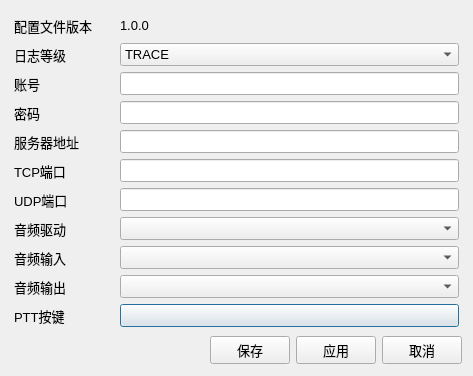
Qt form src/ui/form/config_window.ui (supermastergui/AudioClient) before a commit.
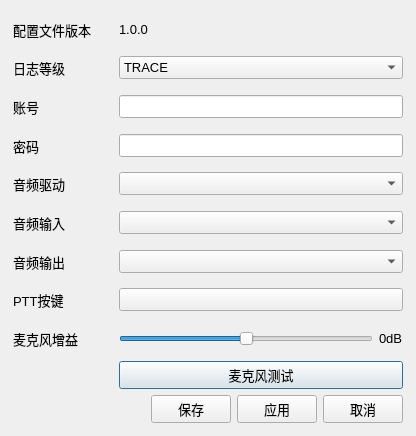
The same form after that commit. Icons and pictures are not drawn. Custom widgets are drawn as their Qt base class.

Commit message: feat: 添加麦克风增益调节和音频设备测试功能

The edit to the form file:
```diff
--- a/src/ui/form/config_window.ui
+++ b/src/ui/form/config_window.ui
@@ -6,8 +6,8 @@
    <rect>
     <x>0</x>
     <y>0</y>
-    <width>449</width>
-    <height>376</height>
+    <width>416</width>
+    <height>436</height>
    </rect>
   </property>
   <property name="minimumSize">
@@ -30,34 +30,43 @@
     <normaloff>:/icon/logo</normaloff>:/icon/logo</iconset>
   </property>
   <layout class="QGridLayout" name="gridLayout_2">
-   <item row="6" column="0" colspan="3">
-    <layout class="QGridLayout" name="layout_form">
      <property name="leftMargin">
-      <number>3</number>
+    <number>4</number>
      </property>
      <property name="topMargin">
-      <number>3</number>
+    <number>4</number>
      </property>
      <property name="rightMargin">
-      <number>3</number>
+    <number>4</number>
      </property>
      <property name="bottomMargin">
-      <number>3</number>
-     </property>
-     <item row="9" column="1" colspan="2">
-      <widget class="QComboBox" name="combo_box_audio_output">
-       <property name="sizePolicy">
-        <sizepolicy hsizetype="Preferred" vsizetype="Fixed">
-         <horstretch>0</horstretch>
-         <verstretch>0</verstretch>
-        </sizepolicy>
-       </property>
-      </widget>
-     </item>
-     <item row="6" column="0">
-      <widget class="QLabel" name="label_udp_port">
+    <number>4</number>
+   </property>
+   <property name="spacing">
+    <number>0</number>
+   </property>
+   <item row="0" column="0">
+    <widget class="QWidget" name="config_widget" native="true">
+     <layout class="QGridLayout" name="gridLayout">
+      <property name="leftMargin">
+       <number>9</number>
+      </property>
+      <property name="topMargin">
+       <number>9</number>
+      </property>
+      <property name="rightMargin">
+       <number>9</number>
+      </property>
+      <property name="bottomMargin">
+       <number>9</number>
+      </property>
+      <property name="spacing">
+       <number>6</number>
+      </property>
+      <item row="5" column="0">
+       <widget class="QLabel" name="label_audio_driver">
        <property name="sizePolicy">
-        <sizepolicy hsizetype="Fixed" vsizetype="Preferred">
+         <sizepolicy hsizetype="Fixed" vsizetype="Expanding">
          <horstretch>0</horstretch>
          <verstretch>0</verstretch>
         </sizepolicy>
@@ -65,25 +74,22 @@
        <property name="minimumSize">
         <size>
          <width>100</width>
-         <height>0</height>
+          <height>32</height>
         </size>
        </property>
        <property name="text">
-        <string>UDP端口</string>
+         <string>音频驱动</string>
        </property>
       </widget>
      </item>
-     <item row="4" column="1" colspan="2">
-      <widget class="QLineEdit" name="line_edit_server_address">
-       <property name="sizePolicy">
-        <sizepolicy hsizetype="Preferred" vsizetype="Fixed">
-         <horstretch>0</horstretch>
-         <verstretch>0</verstretch>
-        </sizepolicy>
+      <item row="11" column="1">
+       <widget class="SelectedButton" name="button_test">
+        <property name="text">
+         <string>麦克风测试</string>
        </property>
       </widget>
      </item>
-     <item row="7" column="1" colspan="2">
+      <item row="5" column="1">
       <widget class="QComboBox" name="combo_box_audio_driver">
        <property name="sizePolicy">
         <sizepolicy hsizetype="Preferred" vsizetype="Fixed">
@@ -93,17 +99,7 @@
        </property>
       </widget>
      </item>
-     <item row="6" column="1" colspan="2">
-      <widget class="QLineEdit" name="line_edit_udp_port">
-       <property name="sizePolicy">
-        <sizepolicy hsizetype="Preferred" vsizetype="Fixed">
-         <horstretch>0</horstretch>
-         <verstretch>0</verstretch>
-        </sizepolicy>
-       </property>
-      </widget>
-     </item>
-     <item row="2" column="1" colspan="2">
+      <item row="3" column="1">
       <widget class="QLineEdit" name="line_edit_account">
        <property name="sizePolicy">
         <sizepolicy hsizetype="Preferred" vsizetype="Fixed">
@@ -113,49 +109,10 @@
        </property>
       </widget>
      </item>
-     <item row="8" column="0">
-      <widget class="QLabel" name="label_audio_input">
-       <property name="sizePolicy">
-        <sizepolicy hsizetype="Fixed" vsizetype="Preferred">
-         <horstretch>0</horstretch>
-         <verstretch>0</verstretch>
-        </sizepolicy>
-       </property>
-       <property name="minimumSize">
-        <size>
-         <width>100</width>
-         <height>0</height>
-        </size>
-       </property>
-       <property name="text">
-        <string>音频输入</string>
-       </property>
-      </widget>
-     </item>
-     <item row="8" column="1" colspan="2">
-      <widget class="QComboBox" name="combo_box_audio_input">
-       <property name="sizePolicy">
-        <sizepolicy hsizetype="Preferred" vsizetype="Fixed">
-         <horstretch>0</horstretch>
-         <verstretch>0</verstretch>
-        </sizepolicy>
-       </property>
-      </widget>
-     </item>
-     <item row="5" column="1" colspan="2">
-      <widget class="QLineEdit" name="line_edit_tcp_port">
-       <property name="sizePolicy">
-        <sizepolicy hsizetype="Preferred" vsizetype="Fixed">
-         <horstretch>0</horstretch>
-         <verstretch>0</verstretch>
-        </sizepolicy>
-       </property>
-      </widget>
-     </item>
-     <item row="1" column="0">
+      <item row="2" column="0">
       <widget class="QLabel" name="label_log_level">
        <property name="sizePolicy">
-        <sizepolicy hsizetype="Fixed" vsizetype="Preferred">
+         <sizepolicy hsizetype="Fixed" vsizetype="Expanding">
          <horstretch>0</horstretch>
          <verstretch>0</verstretch>
         </sizepolicy>
@@ -163,7 +120,7 @@
        <property name="minimumSize">
         <size>
          <width>100</width>
-         <height>0</height>
+          <height>32</height>
         </size>
        </property>
        <property name="text">
@@ -171,191 +128,7 @@
        </property>
       </widget>
      </item>
-     <item row="3" column="0">
-      <widget class="QLabel" name="label_password">
-       <property name="sizePolicy">
-        <sizepolicy hsizetype="Fixed" vsizetype="Preferred">
-         <horstretch>0</horstretch>
-         <verstretch>0</verstretch>
-        </sizepolicy>
-       </property>
-       <property name="minimumSize">
-        <size>
-         <width>100</width>
-         <height>0</height>
-        </size>
-       </property>
-       <property name="text">
-        <string>密码</string>
-       </property>
-      </widget>
-     </item>
-     <item row="9" column="0">
-      <widget class="QLabel" name="label_audio_output">
-       <property name="sizePolicy">
-        <sizepolicy hsizetype="Fixed" vsizetype="Preferred">
-         <horstretch>0</horstretch>
-         <verstretch>0</verstretch>
-        </sizepolicy>
-       </property>
-       <property name="minimumSize">
-        <size>
-         <width>100</width>
-         <height>0</height>
-        </size>
-       </property>
-       <property name="text">
-        <string>音频输出</string>
-       </property>
-      </widget>
-     </item>
-     <item row="10" column="1" colspan="2">
-      <widget class="HotkeyButton" name="button_ptt">
-       <property name="sizePolicy">
-        <sizepolicy hsizetype="Preferred" vsizetype="Fixed">
-         <horstretch>0</horstretch>
-         <verstretch>0</verstretch>
-        </sizepolicy>
-       </property>
-       <property name="minimumSize">
-        <size>
-         <width>0</width>
-         <height>23</height>
-        </size>
-       </property>
-       <property name="text">
-        <string/>
-       </property>
-      </widget>
-     </item>
-     <item row="3" column="1" colspan="2">
-      <widget class="QLineEdit" name="line_edit_password">
-       <property name="sizePolicy">
-        <sizepolicy hsizetype="Preferred" vsizetype="Fixed">
-         <horstretch>0</horstretch>
-         <verstretch>0</verstretch>
-        </sizepolicy>
-       </property>
-       <property name="echoMode">
-        <enum>QLineEdit::EchoMode::Password</enum>
-       </property>
-      </widget>
-     </item>
-     <item row="2" column="0">
-      <widget class="QLabel" name="label_account">
-       <property name="sizePolicy">
-        <sizepolicy hsizetype="Fixed" vsizetype="Preferred">
-         <horstretch>0</horstretch>
-         <verstretch>0</verstretch>
-        </sizepolicy>
-       </property>
-       <property name="minimumSize">
-        <size>
-         <width>100</width>
-         <height>0</height>
-        </size>
-       </property>
-       <property name="text">
-        <string>账号</string>
-       </property>
-      </widget>
-     </item>
-     <item row="5" column="0">
-      <widget class="QLabel" name="label_tcp_port">
-       <property name="sizePolicy">
-        <sizepolicy hsizetype="Fixed" vsizetype="Preferred">
-         <horstretch>0</horstretch>
-         <verstretch>0</verstretch>
-        </sizepolicy>
-       </property>
-       <property name="minimumSize">
-        <size>
-         <width>100</width>
-         <height>0</height>
-        </size>
-       </property>
-       <property name="text">
-        <string>TCP端口</string>
-       </property>
-      </widget>
-     </item>
-     <item row="4" column="0">
-      <widget class="QLabel" name="label_server_address">
-       <property name="sizePolicy">
-        <sizepolicy hsizetype="Fixed" vsizetype="Preferred">
-         <horstretch>0</horstretch>
-         <verstretch>0</verstretch>
-        </sizepolicy>
-       </property>
-       <property name="minimumSize">
-        <size>
-         <width>100</width>
-         <height>0</height>
-        </size>
-       </property>
-       <property name="text">
-        <string>服务器地址</string>
-       </property>
-      </widget>
-     </item>
-     <item row="10" column="0">
-      <widget class="QLabel" name="label_ptt">
-       <property name="sizePolicy">
-        <sizepolicy hsizetype="Fixed" vsizetype="Preferred">
-         <horstretch>0</horstretch>
-         <verstretch>0</verstretch>
-        </sizepolicy>
-       </property>
-       <property name="minimumSize">
-        <size>
-         <width>100</width>
-         <height>0</height>
-        </size>
-       </property>
-       <property name="text">
-        <string>PTT按键</string>
-       </property>
-      </widget>
-     </item>
-     <item row="7" column="0">
-      <widget class="QLabel" name="label_audio_driver">
-       <property name="sizePolicy">
-        <sizepolicy hsizetype="Fixed" vsizetype="Preferred">
-         <horstretch>0</horstretch>
-         <verstretch>0</verstretch>
-        </sizepolicy>
-       </property>
-       <property name="minimumSize">
-        <size>
-         <width>100</width>
-         <height>0</height>
-        </size>
-       </property>
-       <property name="text">
-        <string>音频驱动</string>
-       </property>
-      </widget>
-     </item>
-     <item row="0" column="0">
-      <widget class="QLabel" name="label_config_version">
-       <property name="sizePolicy">
-        <sizepolicy hsizetype="Fixed" vsizetype="Preferred">
-         <horstretch>0</horstretch>
-         <verstretch>0</verstretch>
-        </sizepolicy>
-       </property>
-       <property name="minimumSize">
-        <size>
-         <width>100</width>
-         <height>0</height>
-        </size>
-       </property>
-       <property name="text">
-        <string>配置文件版本</string>
-       </property>
-      </widget>
-     </item>
-     <item row="0" column="1" colspan="2">
+      <item row="0" column="1">
       <widget class="QLabel" name="label_config_version_2">
        <property name="minimumSize">
         <size>
@@ -368,7 +141,56 @@
        </property>
       </widget>
      </item>
-     <item row="1" column="1" colspan="2">
+      <item row="4" column="0">
+       <widget class="QLabel" name="label_password">
+        <property name="sizePolicy">
+         <sizepolicy hsizetype="Fixed" vsizetype="Expanding">
+          <horstretch>0</horstretch>
+          <verstretch>0</verstretch>
+         </sizepolicy>
+        </property>
+        <property name="minimumSize">
+         <size>
+          <width>100</width>
+          <height>32</height>
+         </size>
+        </property>
+        <property name="text">
+         <string>密码</string>
+        </property>
+       </widget>
+      </item>
+      <item row="10" column="1">
+       <layout class="QHBoxLayout" name="horizontalLayout_2">
+        <item>
+         <widget class="QSlider" name="microphone_gain">
+          <property name="sizePolicy">
+           <sizepolicy hsizetype="Expanding" vsizetype="Preferred">
+            <horstretch>0</horstretch>
+            <verstretch>0</verstretch>
+           </sizepolicy>
+          </property>
+          <property name="minimum">
+           <number>-20</number>
+          </property>
+          <property name="maximum">
+           <number>20</number>
+          </property>
+          <property name="orientation">
+           <enum>Qt::Orientation::Horizontal</enum>
+          </property>
+         </widget>
+        </item>
+        <item>
+         <widget class="QLabel" name="label_microphone_gain">
+          <property name="text">
+           <string>0dB</string>
+          </property>
+         </widget>
+        </item>
+       </layout>
+      </item>
+      <item row="2" column="1">
       <widget class="QComboBox" name="combo_box_log_level">
        <property name="sizePolicy">
         <sizepolicy hsizetype="Preferred" vsizetype="Fixed">
@@ -413,10 +235,148 @@
        </item>
       </widget>
      </item>
-    </layout>
-   </item>
-   <item row="7" column="1" colspan="2">
-    <layout class="QHBoxLayout" name="layout_buttons">
+      <item row="0" column="0">
+       <widget class="QLabel" name="label_config_version">
+        <property name="sizePolicy">
+         <sizepolicy hsizetype="Fixed" vsizetype="Expanding">
+          <horstretch>0</horstretch>
+          <verstretch>0</verstretch>
+         </sizepolicy>
+        </property>
+        <property name="minimumSize">
+         <size>
+          <width>100</width>
+          <height>32</height>
+         </size>
+        </property>
+        <property name="text">
+         <string>配置文件版本</string>
+        </property>
+       </widget>
+      </item>
+      <item row="4" column="1">
+       <widget class="QLineEdit" name="line_edit_password">
+        <property name="sizePolicy">
+         <sizepolicy hsizetype="Preferred" vsizetype="Fixed">
+          <horstretch>0</horstretch>
+          <verstretch>0</verstretch>
+         </sizepolicy>
+        </property>
+        <property name="echoMode">
+         <enum>QLineEdit::EchoMode::Password</enum>
+        </property>
+       </widget>
+      </item>
+      <item row="7" column="0">
+       <widget class="QLabel" name="label_audio_output">
+        <property name="sizePolicy">
+         <sizepolicy hsizetype="Fixed" vsizetype="Expanding">
+          <horstretch>0</horstretch>
+          <verstretch>0</verstretch>
+         </sizepolicy>
+        </property>
+        <property name="minimumSize">
+         <size>
+          <width>100</width>
+          <height>32</height>
+         </size>
+        </property>
+        <property name="text">
+         <string>音频输出</string>
+        </property>
+       </widget>
+      </item>
+      <item row="9" column="1">
+       <widget class="HotkeyButton" name="button_ptt">
+        <property name="sizePolicy">
+         <sizepolicy hsizetype="Preferred" vsizetype="Fixed">
+          <horstretch>0</horstretch>
+          <verstretch>0</verstretch>
+         </sizepolicy>
+        </property>
+        <property name="minimumSize">
+         <size>
+          <width>0</width>
+          <height>23</height>
+         </size>
+        </property>
+        <property name="text">
+         <string/>
+        </property>
+       </widget>
+      </item>
+      <item row="10" column="0">
+       <widget class="QLabel" name="label">
+        <property name="sizePolicy">
+         <sizepolicy hsizetype="Preferred" vsizetype="Expanding">
+          <horstretch>0</horstretch>
+          <verstretch>0</verstretch>
+         </sizepolicy>
+        </property>
+        <property name="minimumSize">
+         <size>
+          <width>0</width>
+          <height>32</height>
+         </size>
+        </property>
+        <property name="text">
+         <string>麦克风增益</string>
+        </property>
+       </widget>
+      </item>
+      <item row="3" column="0">
+       <widget class="QLabel" name="label_account">
+        <property name="sizePolicy">
+         <sizepolicy hsizetype="Fixed" vsizetype="Expanding">
+          <horstretch>0</horstretch>
+          <verstretch>0</verstretch>
+         </sizepolicy>
+        </property>
+        <property name="minimumSize">
+         <size>
+          <width>100</width>
+          <height>32</height>
+         </size>
+        </property>
+        <property name="text">
+         <string>账号</string>
+        </property>
+       </widget>
+      </item>
+      <item row="9" column="0">
+       <widget class="QLabel" name="label_ptt">
+        <property name="sizePolicy">
+         <sizepolicy hsizetype="Fixed" vsizetype="Expanding">
+          <horstretch>0</horstretch>
+          <verstretch>0</verstretch>
+         </sizepolicy>
+        </property>
+        <property name="minimumSize">
+         <size>
+          <width>100</width>
+          <height>32</height>
+         </size>
+        </property>
+        <property name="text">
+         <string>PTT按键</string>
+        </property>
+       </widget>
+      </item>
+      <item row="12" column="1">
+       <layout class="QHBoxLayout" name="horizontalLayout">
+        <item>
+         <spacer name="horizontalSpacer">
+          <property name="orientation">
+           <enum>Qt::Orientation::Horizontal</enum>
+          </property>
+          <property name="sizeHint" stdset="0">
+           <size>
+            <width>40</width>
+            <height>20</height>
+           </size>
+          </property>
+         </spacer>
+        </item>
      <item>
       <widget class="QPushButton" name="button_ok">
        <property name="sizePolicy">
@@ -458,31 +418,47 @@
      </item>
     </layout>
    </item>
-   <item row="7" column="0">
-    <spacer name="horizontalSpacer">
-     <property name="orientation">
-      <enum>Qt::Orientation::Horizontal</enum>
-     </property>
-     <property name="sizeHint" stdset="0">
+      <item row="6" column="0">
+       <widget class="QLabel" name="label_audio_input">
+        <property name="sizePolicy">
+         <sizepolicy hsizetype="Fixed" vsizetype="Expanding">
+          <horstretch>0</horstretch>
+          <verstretch>0</verstretch>
+         </sizepolicy>
+        </property>
+        <property name="minimumSize">
       <size>
-       <width>40</width>
-       <height>20</height>
-      </size>
-     </property>
-    </spacer>
-   </item>
-   <item row="8" column="0" colspan="3">
-    <spacer name="verticalSpacer">
-     <property name="orientation">
-      <enum>Qt::Orientation::Vertical</enum>
-     </property>
-     <property name="sizeHint" stdset="0">
-      <size>
-       <width>20</width>
-       <height>40</height>
-      </size>
-     </property>
-    </spacer>
+          <width>100</width>
+          <height>32</height>
+         </size>
+        </property>
+        <property name="text">
+         <string>音频输入</string>
+        </property>
+       </widget>
+      </item>
+      <item row="6" column="1">
+       <widget class="QComboBox" name="combo_box_audio_input">
+        <property name="sizePolicy">
+         <sizepolicy hsizetype="Preferred" vsizetype="Fixed">
+          <horstretch>0</horstretch>
+          <verstretch>0</verstretch>
+         </sizepolicy>
+        </property>
+       </widget>
+      </item>
+      <item row="7" column="1">
+       <widget class="QComboBox" name="combo_box_audio_output">
+        <property name="sizePolicy">
+         <sizepolicy hsizetype="Preferred" vsizetype="Fixed">
+          <horstretch>0</horstretch>
+          <verstretch>0</verstretch>
+         </sizepolicy>
+        </property>
+       </widget>
+      </item>
+     </layout>
+    </widget>
    </item>
   </layout>
  </widget>
@@ -492,6 +468,11 @@
    <extends>QPushButton</extends>
    <header>src/ui/component/hotkey_button.h</header>
   </customwidget>
+  <customwidget>
+   <class>SelectedButton</class>
+   <extends>QPushButton</extends>
+   <header>src/ui/component/selected_button.h</header>
+  </customwidget>
  </customwidgets>
  <resources>
   <include location="../../../resource.qrc"/>
```
Lines whose indentation alone changed are shown as unchanged. The commit also changes 14 other files.
